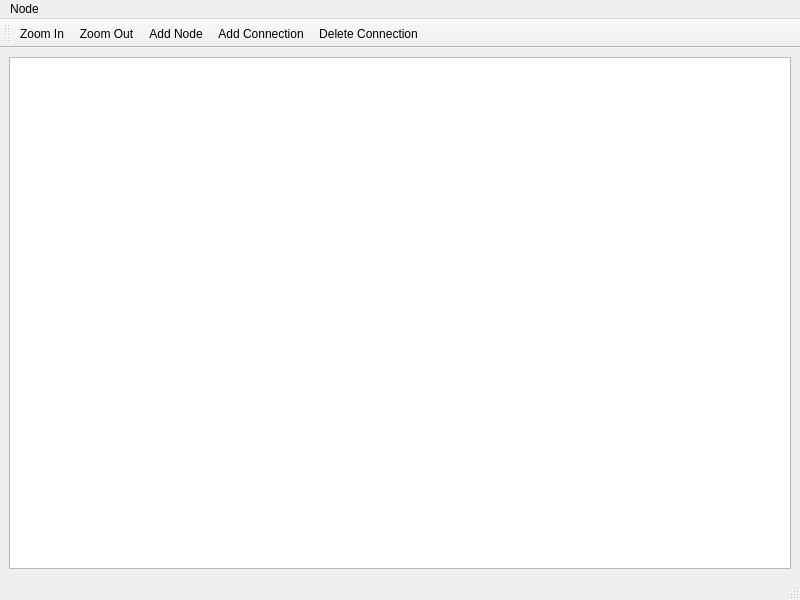
Before: the Qt Designer form mainwindow.ui in kovkinvladyslav/network-routing-simulator, drawn with Qt 5.
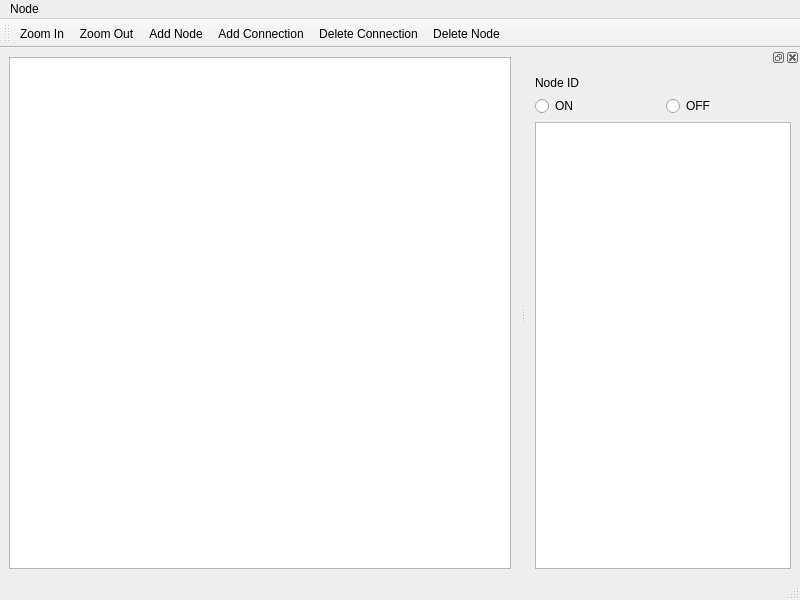
After: the same form once the commit is applied. Icons and pictures are not drawn.

Commit message: removing nodes functionality, turning nodes on/off and the dock

Diff of the .ui file:
```diff
--- a/mainwindow.ui
+++ b/mainwindow.ui
@@ -89,6 +89,48 @@
    <addaction name="actionAddNode"/>
    <addaction name="actionAddConnection"/>
    <addaction name="actionDelete_Connection"/>
+   <addaction name="actionDelete_Node"/>
+  </widget>
+  <widget class="QDockWidget" name="dockWidget">
+   <attribute name="dockWidgetArea">
+    <number>2</number>
+   </attribute>
+   <widget class="QWidget" name="nodeInspectorDock">
+    <layout class="QVBoxLayout" name="verticalLayout_2">
+     <item>
+      <widget class="QLabel" name="label">
+       <property name="text">
+        <string>Node ID</string>
+       </property>
+      </widget>
+     </item>
+     <item>
+      <layout class="QVBoxLayout" name="verticalLayout_3">
+       <item>
+        <layout class="QHBoxLayout" name="horizontalLayout">
+         <item>
+          <widget class="QRadioButton" name="NodeON">
+           <property name="text">
+            <string>ON</string>
+           </property>
+          </widget>
+         </item>
+         <item>
+          <widget class="QRadioButton" name="NodeOFF">
+           <property name="text">
+            <string>OFF</string>
+           </property>
+          </widget>
+         </item>
+        </layout>
+       </item>
+      </layout>
+     </item>
+     <item>
+      <widget class="QTableView" name="tableView"/>
+     </item>
+    </layout>
+   </widget>
   </widget>
   <action name="actionClear">
    <property name="text">
```
Left out of the diff: 6 changed lines with no effect on the pictures. The commit also changes 22 other files.
